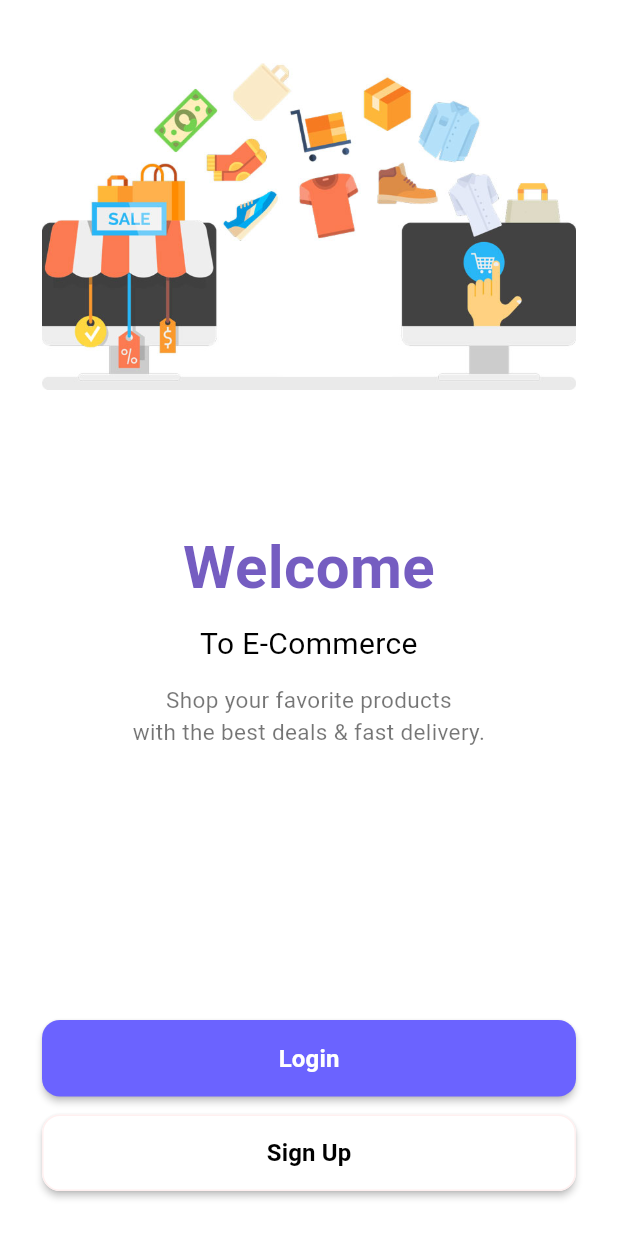
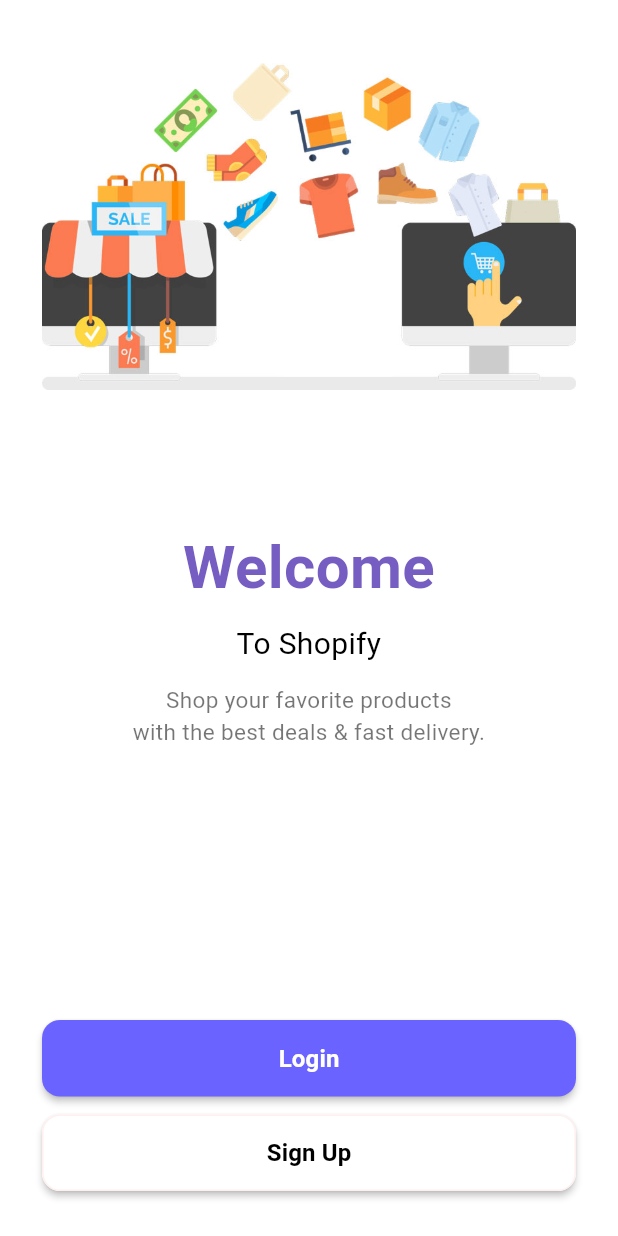
Before and after one commit to theyoussefmoussa/ecommerce_app, a Flutter app: the screen it shows after launch, on a phone screen of 412 x 824 dp. Run offline on Flutter 3.47's test engine with Material 3 defaults, Android fonts, the phone set to English and light mode, and no system bars; our stand-ins replace dio, firebase_auth, firebase_core, flutter_riverpod; accounts and stored records are empty.

```diff
--- a/lib/auth/view/welcome.dart
+++ b/lib/auth/view/welcome.dart
@@ -1,6 +1,8 @@
 import 'package:ecommerce_app/auth/view/widget/auth_button.dart';
+import 'package:ecommerce_app/core/utils/constants/app_text_style.dart';
 import 'package:flutter/material.dart';
 import 'package:ecommerce_app/app_router.dart';
+
 class Welcome extends StatefulWidget {
   const Welcome({super.key});
 
@@ -74,7 +76,7 @@ class _WelcomeState extends State<Welcome> with SingleTickerProviderStateMixin {
                     ),
                     const SizedBox(height: 8),
                     const Text(
-                      'To E-Commerce',
+                      'To ${AppTextStyle.appName}',
                       style: TextStyle(fontSize: 20, color: Colors.black),
                       textAlign: TextAlign.center,
                     ),
```
